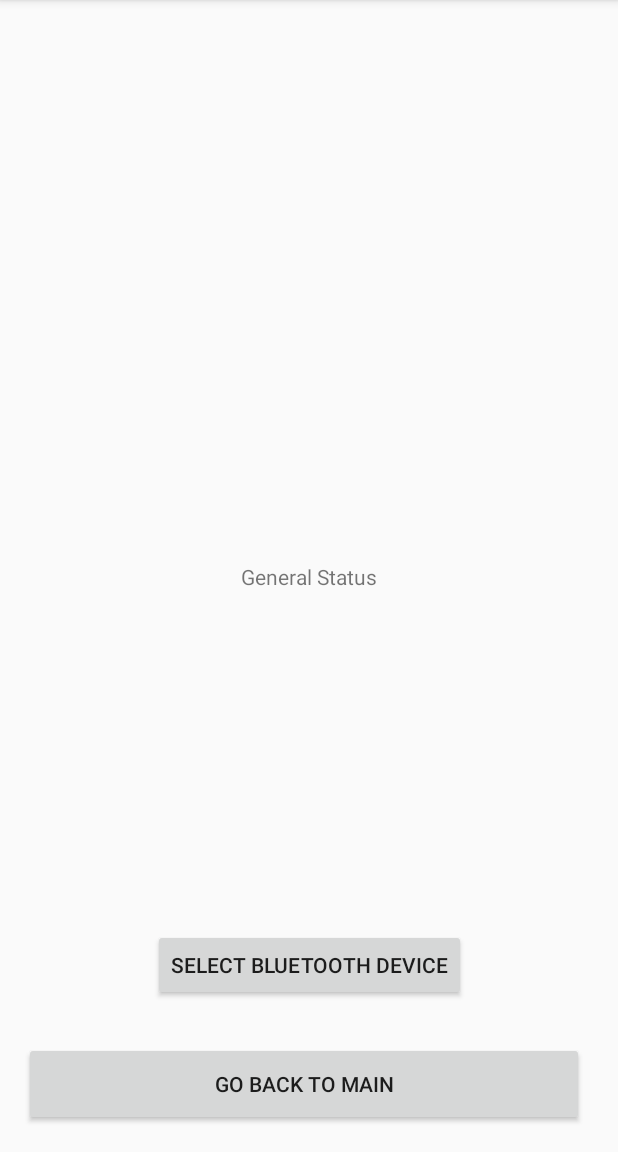
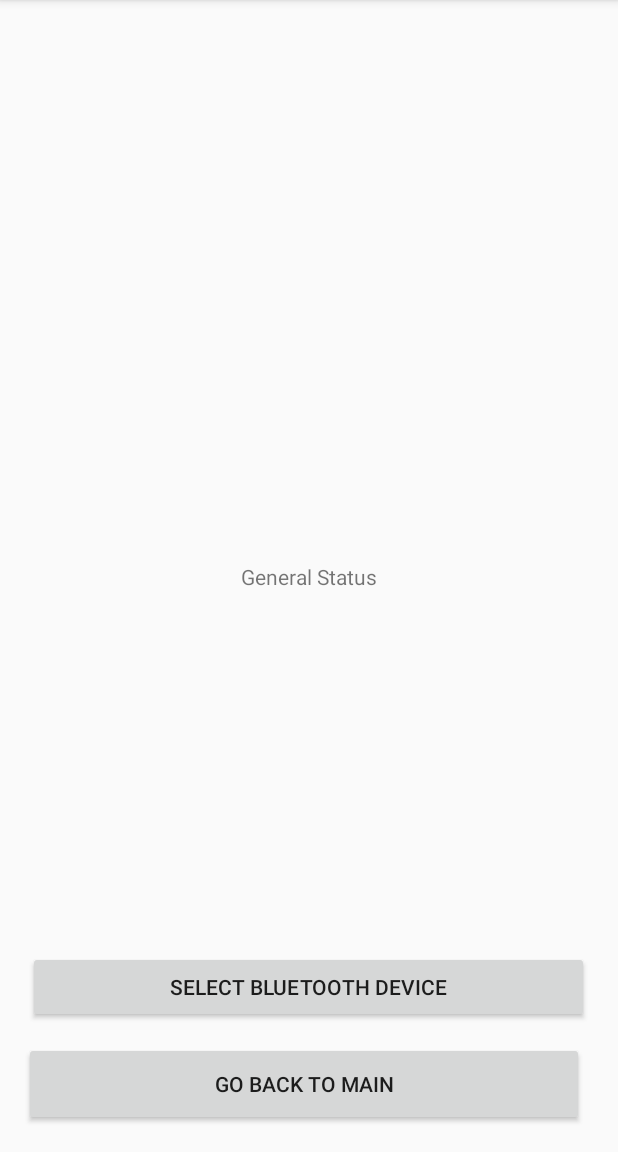
Before and after one commit to XiChen918/FishingApp, an Android app: the MotorActivity screen opened directly, with no data from a screen before it, on a phone screen of 412 x 824 dp, the part 84-1236 px from its top. Run offline under Robolectric (Android 15) with nearby library versions, the phone set to English and light mode, and no system bars.

Commit message:
Add Bluetooth Section, Bluetooth Section needs be finished

```diff
--- a/app/src/main/res/layout/activity_motor.xml
+++ b/app/src/main/res/layout/activity_motor.xml
@@ -32,7 +32,7 @@
 
     <Button
             android:text="@string/bluetooth_Select"
-            android:layout_width="wrap_content"
+            android:layout_width="374dp"
             android:layout_height="wrap_content"
             android:id="@+id/goBluetooth"
             app:layout_constraintBottom_toBottomOf="parent"
@@ -40,7 +40,7 @@
             app:layout_constraintRight_toRightOf="parent"
             app:layout_constraintTop_toTopOf="parent"
             android:onClick="goActivityBluetooth"
-            app:layout_constraintVertical_bias="0.86"/>
+            app:layout_constraintVertical_bias="0.881" app:layout_constraintHorizontal_bias="0.486"/>
 
 
 </android.support.constraint.ConstraintLayout>
```
